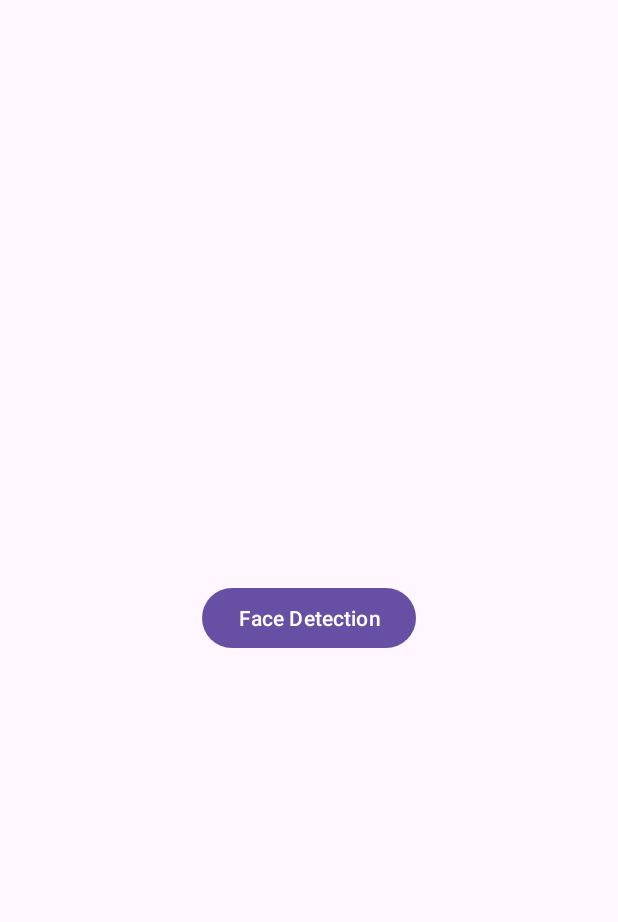
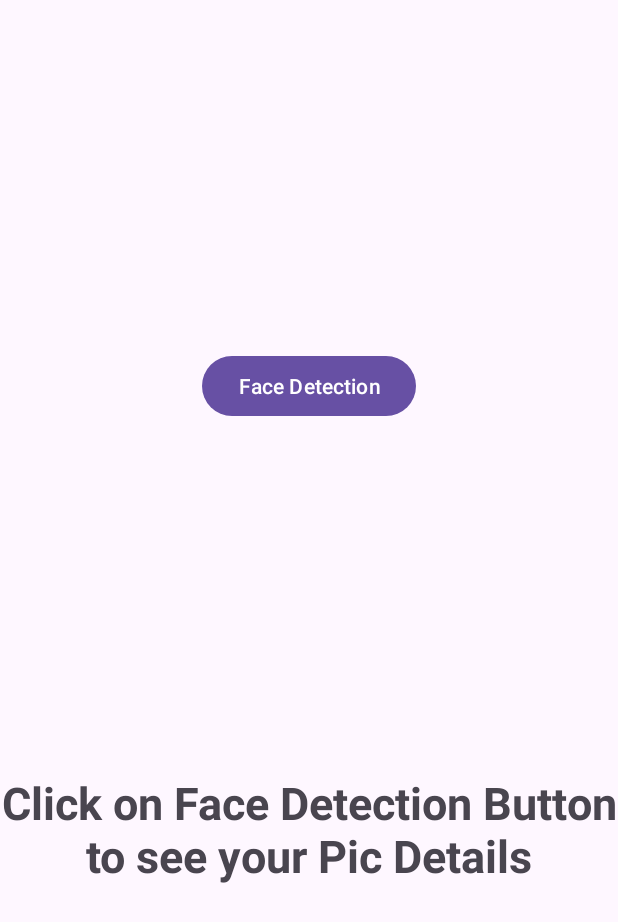
Before and after one commit to HarshAProgrammer/Face-Detection-Machine-Learning, an Android app: the screen it shows after launch (MainActivity), on a phone screen of 412 x 824 dp. Shown: the top 922 px of the screen. Run offline under Robolectric (Android 15) with nearby library versions, the phone set to English and light mode, and no system bars; libraries missing offline, so code that uses them is left out: com.google.mlkit.vision, com.vmadalin.easypermissions.

Commit message:
Added Face Details Text

```diff
--- a/app/src/main/java/com/example/machinelearning/MainActivity.kt
+++ b/app/src/main/java/com/example/machinelearning/MainActivity.kt
@@ -7,6 +7,7 @@ import androidx.appcompat.app.AppCompatActivity
 import android.os.Bundle
 import android.provider.MediaStore
 import android.widget.Button
+import android.widget.TextView
 import android.widget.Toast
 import com.google.mlkit.vision.common.InputImage
 import com.google.mlkit.vision.face.FaceDetection
@@ -19,6 +20,7 @@ class MainActivity : AppCompatActivity(), EasyPermissions.PermissionCallbacks {
     companion object {
         const val PERMISSION_CAMERA_REQUEST_CODE = 1
     }
+    lateinit var details:TextView
 
     override fun onCreate(savedInstanceState: Bundle?) {
         super.onCreate(savedInstanceState)
@@ -26,6 +28,7 @@ class MainActivity : AppCompatActivity(), EasyPermissions.PermissionCallbacks {
 
 
         val button = findViewById<Button>(R.id.btnCamera)
+        details = findViewById<TextView>(R.id.text)
 
 
         button.setOnClickListener {
@@ -80,15 +83,14 @@ class MainActivity : AppCompatActivity(), EasyPermissions.PermissionCallbacks {
                     i++
                 }
                 if (faces == null) {
-                    Toast.makeText(this, "No face Detected", Toast.LENGTH_LONG).show()
+                    details.text = "No face Detected"
 
                 } else {
-                    Toast.makeText(this, resultText, Toast.LENGTH_LONG).show()
+                    details.text = resultText
 
                 }
             }.addOnFailureListener { e ->
-                Toast.makeText(this, "Something Went Wrong", Toast.LENGTH_LONG).show()
-
+                details.text = "Something Went Wrong"
             }
 
 
--- a/app/src/main/res/layout/activity_main.xml
+++ b/app/src/main/res/layout/activity_main.xml
@@ -11,9 +11,23 @@
         android:layout_height="wrap_content"
         android:id="@+id/btnCamera"
         android:text="Face Detection"
-        app:layout_constraintBottom_toBottomOf="parent"
+        app:layout_constraintBottom_toTopOf="@id/text"
         app:layout_constraintEnd_toEndOf="parent"
         app:layout_constraintStart_toStartOf="parent"
         app:layout_constraintTop_toTopOf="parent" />
 
+    <TextView
+        android:layout_width="match_parent"
+        android:layout_height="wrap_content"
+        android:id="@+id/text"
+        android:textStyle="bold"
+        android:gravity="center"
+        android:textSize="30dp"
+        android:text="Click on Face Detection Button to see your Pic Details"
+        app:layout_constraintBottom_toBottomOf="parent"
+        app:layout_constraintEnd_toEndOf="parent"
+        app:layout_constraintStart_toStartOf="parent"
+        app:layout_constraintTop_toBottomOf="@id/btnCamera"
+        />
+
 </androidx.constraintlayout.widget.ConstraintLayout>
```
